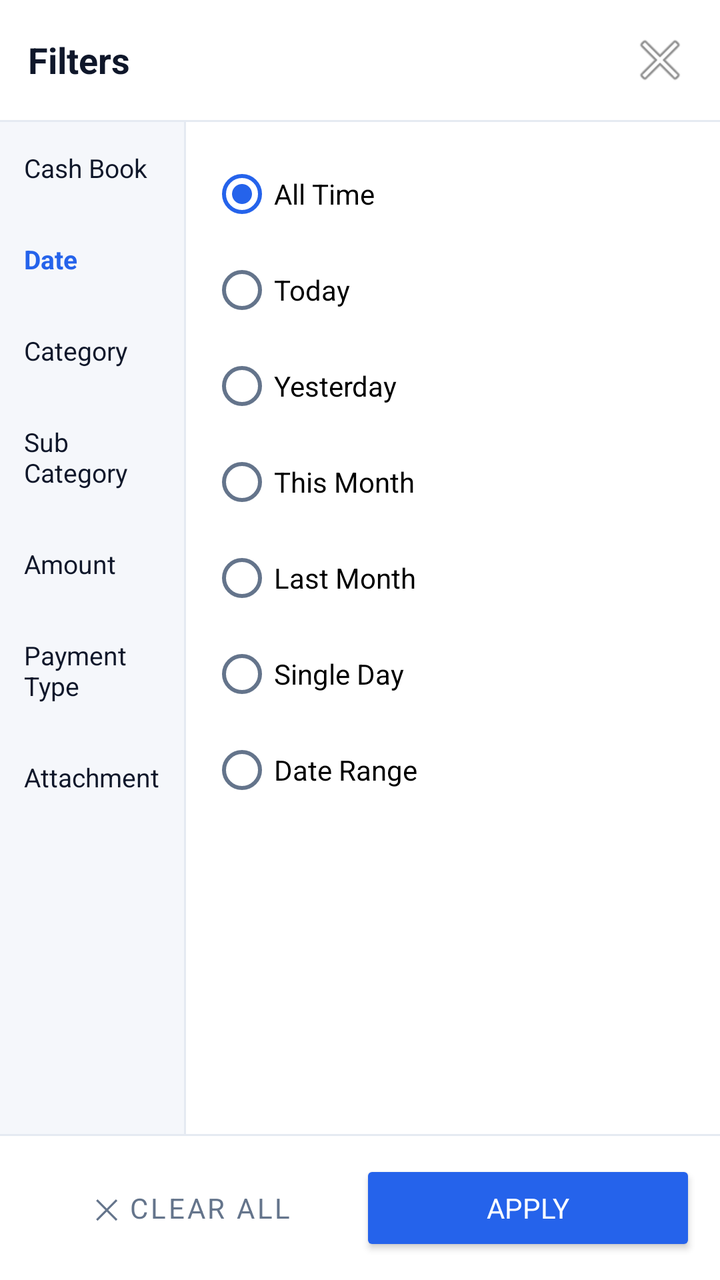
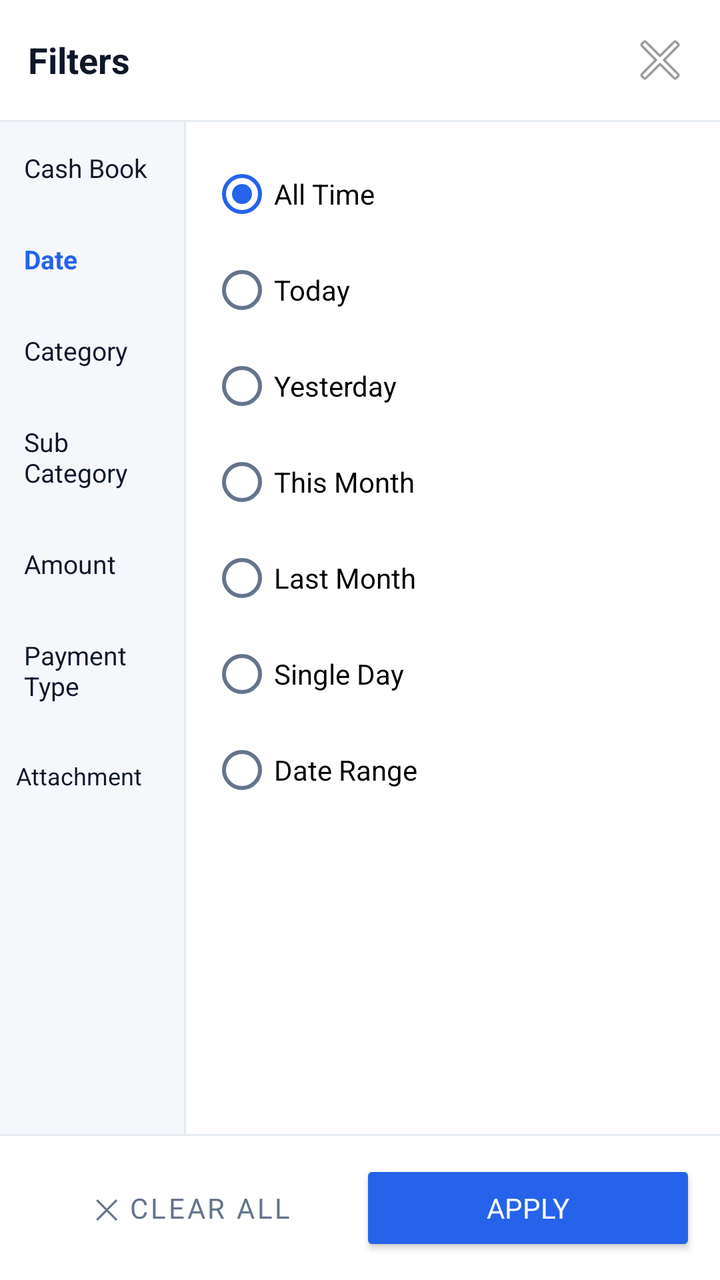

An Android layout rendered at two revisions. The XML below is the earlier revision; the diff shows what the commit changed to produce the second picture.
<!-- AndroidManifest.xml: application theme Theme.ExpenseOS -->
<!-- res/layout/dialog_transaction_filter.xml -->
<?xml version="1.0" encoding="utf-8"?>
<LinearLayout xmlns:android="http://schemas.android.com/apk/res/android"
    android:layout_width="match_parent"
    android:layout_height="match_parent"
    android:background="@color/bg_card"
    android:orientation="vertical">

    
    <LinearLayout
        android:layout_width="match_parent"
        android:layout_height="wrap_content"
        android:gravity="center_vertical"
        android:padding="14dp">

        <TextView
            android:id="@+id/dialogTitle"
            android:layout_width="0dp"
            android:layout_height="wrap_content"
            android:layout_weight="1"
            android:text="Filters"
            android:textColor="@color/text"
            android:textSize="18sp"
            android:textStyle="bold" />

        <ImageButton
            android:id="@+id/btnFilterClose"
            android:layout_width="32dp"
            android:layout_height="32dp"
            android:background="?attr/selectableItemBackgroundBorderless"
            android:contentDescription="Close"
            android:src="@android:drawable/ic_menu_close_clear_cancel" />
    </LinearLayout>

    <View
        android:layout_width="match_parent"
        android:layout_height="1dp"
        android:background="@color/border" />

    
    <LinearLayout
        android:layout_width="match_parent"
        android:layout_height="0dp"
        android:layout_weight="1"
        android:orientation="horizontal">

        
        <LinearLayout
            android:id="@+id/tabListContainer"
            android:layout_width="92dp"
            android:layout_height="match_parent"
            android:background="@color/bg"
            android:orientation="vertical">

            <TextView
                android:id="@+id/tabCashBook"
                android:layout_width="match_parent"
                android:layout_height="wrap_content"
                android:paddingHorizontal="12dp"
                android:paddingVertical="14dp"
                android:text="Cash Book"
                android:textColor="@color/text"
                android:textSize="13sp" />

            <TextView
                android:id="@+id/tabDate"
                android:layout_width="match_parent"
                android:layout_height="wrap_content"
                android:paddingHorizontal="12dp"
                android:paddingVertical="14dp"
                android:text="Date"
                android:textColor="@color/primary"
                android:textSize="13sp"
                android:textStyle="bold" />

            <TextView
                android:id="@+id/tabCategory"
                android:layout_width="match_parent"
                android:layout_height="wrap_content"
                android:paddingHorizontal="12dp"
                android:paddingVertical="14dp"
                android:text="Category"
                android:textColor="@color/text"
                android:textSize="13sp" />

            <TextView
                android:id="@+id/tabSubCategory"
                android:layout_width="match_parent"
                android:layout_height="wrap_content"
                android:paddingHorizontal="12dp"
                android:paddingVertical="14dp"
                android:text="Sub Category"
                android:textColor="@color/text"
                android:textSize="13sp" />

            <TextView
                android:id="@+id/tabAmount"
                android:layout_width="match_parent"
                android:layout_height="wrap_content"
                android:paddingHorizontal="12dp"
                android:paddingVertical="14dp"
                android:text="Amount"
                android:textColor="@color/text"
                android:textSize="13sp" />

            <TextView
                android:id="@+id/tabPaymentType"
                android:layout_width="match_parent"
                android:layout_height="wrap_content"
                android:paddingHorizontal="12dp"
                android:paddingVertical="14dp"
                android:text="Payment Type"
                android:textColor="@color/text"
                android:textSize="13sp" />

            <TextView
                android:id="@+id/tabAttachment"
                android:layout_width="match_parent"
                android:layout_height="wrap_content"
                android:paddingHorizontal="12dp"
                android:paddingVertical="14dp"
                android:text="Attachment"
                android:textColor="@color/text"
                android:textSize="13sp" />
        </LinearLayout>

        <View
            android:id="@+id/dividerTabs"
            android:layout_width="1dp"
            android:layout_height="match_parent"
            android:background="@color/border" />

        
        <FrameLayout
            android:layout_width="0dp"
            android:layout_height="match_parent"
            android:layout_weight="1">

            
            <ScrollView
                android:id="@+id/panelCashBook"
                android:layout_width="match_parent"
                android:layout_height="match_parent"
                android:visibility="gone">

                <LinearLayout
                    android:id="@+id/cashBookContainer"
                    android:layout_width="match_parent"
                    android:layout_height="wrap_content"
                    android:orientation="vertical"
                    android:padding="12dp" />
            </ScrollView>

            
            <ScrollView
                android:id="@+id/panelDate"
                android:layout_width="match_parent"
                android:layout_height="match_parent"
                android:visibility="visible">

                <LinearLayout
                    android:layout_width="match_parent"
                    android:layout_height="wrap_content"
                    android:orientation="vertical"
                    android:padding="12dp">

                    <RadioGroup
                        android:id="@+id/rgDatePreset"
                        android:layout_width="match_parent"
                        android:layout_height="wrap_content">

                        <RadioButton
                            android:id="@+id/rbAllTime"
                            android:layout_width="match_parent"
                            android:layout_height="wrap_content"
                            android:paddingVertical="8dp"
                            android:text="All Time"
                            android:checked="true" />

                        <RadioButton
                            android:id="@+id/rbToday"
                            android:layout_width="match_parent"
                            android:layout_height="wrap_content"
                            android:paddingVertical="8dp"
                            android:text="Today" />

                        <RadioButton
                            android:id="@+id/rbYesterday"
                            android:layout_width="match_parent"
                            android:layout_height="wrap_content"
                            android:paddingVertical="8dp"
                            android:text="Yesterday" />

                        <RadioButton
                            android:id="@+id/rbThisMonth"
                            android:layout_width="match_parent"
                            android:layout_height="wrap_content"
                            android:paddingVertical="8dp"
                            android:text="This Month" />

                        <RadioButton
                            android:id="@+id/rbLastMonth"
                            android:layout_width="match_parent"
                            android:layout_height="wrap_content"
                            android:paddingVertical="8dp"
                            android:text="Last Month" />

                        <RadioButton
                            android:id="@+id/rbSingleDay"
                            android:layout_width="match_parent"
                            android:layout_height="wrap_content"
                            android:paddingVertical="8dp"
                            android:text="Single Day" />

                        <RadioButton
                            android:id="@+id/rbDateRange"
                            android:layout_width="match_parent"
                            android:layout_height="wrap_content"
                            android:paddingVertical="8dp"
                            android:text="Date Range" />
                    </RadioGroup>

                    <LinearLayout
                        android:id="@+id/layoutSingleDay"
                        android:layout_width="match_parent"
                        android:layout_height="wrap_content"
                        android:layout_marginTop="10dp"
                        android:orientation="vertical"
                        android:visibility="gone">

                        <EditText
                            android:id="@+id/etSingleDay"
                            android:layout_width="match_parent"
                            android:layout_height="wrap_content"
                            android:focusable="false"
                            android:hint="Select date"
                            android:inputType="none" />
                    </LinearLayout>

                    <LinearLayout
                        android:id="@+id/layoutDateRange"
                        android:layout_width="match_parent"
                        android:layout_height="wrap_content"
                        android:layout_marginTop="10dp"
                        android:orientation="vertical"
                        android:visibility="gone">

                        <EditText
                            android:id="@+id/etDateFrom"
                            android:layout_width="match_parent"
                            android:layout_height="wrap_content"
                            android:layout_marginBottom="8dp"
                            android:focusable="false"
                            android:hint="From date"
                            android:inputType="none" />

                        <EditText
                            android:id="@+id/etDateTo"
                            android:layout_width="match_parent"
                            android:layout_height="wrap_content"
                            android:focusable="false"
                            android:hint="To date"
                            android:inputType="none" />
                    </LinearLayout>
                </LinearLayout>
            </ScrollView>

            
            <ScrollView
                android:id="@+id/panelCategory"
                android:layout_width="match_parent"
                android:layout_height="match_parent"
                android:visibility="gone">

                <LinearLayout
                    android:layout_width="match_parent"
                    android:layout_height="wrap_content"
                    android:orientation="vertical">

                    <CheckBox
                        android:id="@+id/cbSelectAllCategory"
                        android:layout_width="match_parent"
                        android:layout_height="wrap_content"
                        android:paddingHorizontal="12dp"
                        android:paddingTop="12dp"
                        android:paddingBottom="8dp"
                        android:text="Select All"
                        android:textColor="@color/primary"
                        android:textStyle="bold" />

                    <View
                        android:layout_width="match_parent"
                        android:layout_height="1dp"
                        android:layout_marginHorizontal="12dp"
                        android:layout_marginBottom="4dp"
                        android:background="@color/border" />

                    <LinearLayout
                        android:id="@+id/categoryContainer"
                        android:layout_width="match_parent"
                        android:layout_height="wrap_content"
                        android:orientation="vertical"
                        android:paddingHorizontal="12dp"
                        android:paddingBottom="12dp" />
                </LinearLayout>
            </ScrollView>

            
            <ScrollView
                android:id="@+id/panelSubCategory"
                android:layout_width="match_parent"
                android:layout_height="match_parent"
                android:visibility="gone">

                <LinearLayout
                    android:layout_width="match_parent"
                    android:layout_height="wrap_content"
                    android:orientation="vertical">

                    <CheckBox
                        android:id="@+id/cbSelectAllSubCategory"
                        android:layout_width="match_parent"
                        android:layout_height="wrap_content"
                        android:paddingHorizontal="12dp"
                        android:paddingTop="12dp"
                        android:paddingBottom="8dp"
                        android:text="Select All"
                        android:textColor="@color/primary"
                        android:textStyle="bold" />

                    <View
                        android:layout_width="match_parent"
                        android:layout_height="1dp"
                        android:layout_marginHorizontal="12dp"
                        android:layout_marginBottom="4dp"
                        android:background="@color/border" />

                    <LinearLayout
                        android:id="@+id/subCategoryContainer"
                        android:layout_width="match_parent"
                        android:layout_height="wrap_content"
                        android:orientation="vertical"
                        android:paddingHorizontal="12dp"
                        android:paddingBottom="12dp" />
                </LinearLayout>
            </ScrollView>

            
            <ScrollView
                android:id="@+id/panelPaymentType"
                android:layout_width="match_parent"
                android:layout_height="match_parent"
                android:visibility="gone">

                <LinearLayout
                    android:layout_width="match_parent"
                    android:layout_height="wrap_content"
                    android:orientation="vertical">

                    <CheckBox
                        android:id="@+id/cbSelectAllPaymentType"
                        android:layout_width="match_parent"
                        android:layout_height="wrap_content"
                        android:paddingHorizontal="12dp"
                        android:paddingTop="12dp"
                        android:paddingBottom="8dp"
                        android:text="Select All"
                        android:textColor="@color/primary"
                        android:textStyle="bold" />

                    <View
                        android:layout_width="match_parent"
                        android:layout_height="1dp"
                        android:layout_marginHorizontal="12dp"
                        android:layout_marginBottom="4dp"
                        android:background="@color/border" />

                    <LinearLayout
                        android:id="@+id/paymentTypeContainer"
                        android:layout_width="match_parent"
                        android:layout_height="wrap_content"
                        android:orientation="vertical"
                        android:paddingHorizontal="12dp"
                        android:paddingBottom="12dp" />
                </LinearLayout>
            </ScrollView>

            
            <ScrollView
                android:id="@+id/panelAmount"
                android:layout_width="match_parent"
                android:layout_height="match_parent"
                android:visibility="gone">

                <LinearLayout
                    android:layout_width="match_parent"
                    android:layout_height="wrap_content"
                    android:orientation="vertical"
                    android:padding="12dp">

                    <TextView
                        android:layout_width="wrap_content"
                        android:layout_height="wrap_content"
                        android:layout_marginBottom="6dp"
                        android:text="Amount"
                        android:textColor="@color/text_muted"
                        android:textSize="12sp" />

                    <LinearLayout
                        android:layout_width="match_parent"
                        android:layout_height="wrap_content"
                        android:gravity="center_vertical"
                        android:orientation="horizontal">

                        <Spinner
                            android:id="@+id/spAmountOp1"
                            android:layout_width="wrap_content"
                            android:layout_height="wrap_content" />

                        <EditText
                            android:id="@+id/etAmount1"
                            android:layout_width="0dp"
                            android:layout_height="wrap_content"
                            android:layout_marginStart="8dp"
                            android:layout_weight="1"
                            android:hint="Amount"
                            android:inputType="numberDecimal" />
                    </LinearLayout>

                    <TextView
                        android:layout_width="wrap_content"
                        android:layout_height="wrap_content"
                        android:layout_marginVertical="8dp"
                        android:text="AND"
                        android:textColor="@color/text_muted"
                        android:textSize="12sp" />

                    <LinearLayout
                        android:layout_width="match_parent"
                        android:layout_height="wrap_content"
                        android:gravity="center_vertical"
                        android:orientation="horizontal">

                        <Spinner
                            android:id="@+id/spAmountOp2"
                            android:layout_width="wrap_content"
                            android:layout_height="wrap_content" />

                        <EditText
                            android:id="@+id/etAmount2"
                            android:layout_width="0dp"
                            android:layout_height="wrap_content"
                            android:layout_marginStart="8dp"
                            android:layout_weight="1"
                            android:enabled="false"
                            android:hint="Range end"
                            android:inputType="numberDecimal" />
                    </LinearLayout>

                    <TextView
                        android:layout_width="match_parent"
                        android:layout_height="wrap_content"
                        android:layout_marginTop="10dp"
                        android:text="Example: &gt;=10 AND &lt;=50 → amounts between 10 and 50"
                        android:textColor="@color/text_muted"
                        android:textSize="11sp" />
                </LinearLayout>
            </ScrollView>

            
            <ScrollView
                android:id="@+id/panelAttachment"
                android:layout_width="match_parent"
                android:layout_height="match_parent"
                android:visibility="gone">

                <RadioGroup
                    android:id="@+id/rgAttachment"
                    android:layout_width="match_parent"
                    android:layout_height="wrap_content"
                    android:orientation="vertical"
                    android:padding="12dp">

                    <RadioButton
                        android:id="@+id/rbAttachmentAll"
                        android:layout_width="match_parent"
                        android:layout_height="wrap_content"
                        android:checked="true"
                        android:paddingVertical="10dp"
                        android:text="All" />

                    <RadioButton
                        android:id="@+id/rbAttachmentYes"
                        android:layout_width="match_parent"
                        android:layout_height="wrap_content"
                        android:paddingVertical="10dp"
                        android:text="With attachment" />

                    <RadioButton
                        android:id="@+id/rbAttachmentNo"
                        android:layout_width="match_parent"
                        android:layout_height="wrap_content"
                        android:paddingVertical="10dp"
                        android:text="Without attachment" />
                </RadioGroup>
            </ScrollView>
        </FrameLayout>
    </LinearLayout>

    <View
        android:layout_width="match_parent"
        android:layout_height="1dp"
        android:background="@color/border" />

    
    <LinearLayout
        android:layout_width="match_parent"
        android:layout_height="wrap_content"
        android:padding="12dp">

        <Button
            android:id="@+id/btnClearAll"
            style="@style/Widget.MaterialComponents.Button.TextButton"
            android:layout_width="0dp"
            android:layout_height="wrap_content"
            android:layout_weight="1"
            android:text="✕ Clear All"
            android:textColor="@color/text_muted" />

        <Button
            android:id="@+id/btnApplyFilter"
            android:layout_width="0dp"
            android:layout_height="wrap_content"
            android:layout_weight="1"
            android:backgroundTint="@color/primary"
            android:text="APPLY"
            android:textColor="@android:color/white" />
    </LinearLayout>
</LinearLayout>
<!-- resources referenced by this layout -->
<resources>
  <color name="bg">#F5F7FB</color>
  <color name="bg_card">#FFFFFF</color>
  <color name="border">#E5EAF2</color>
  <color name="primary">#2563EB</color>
  <color name="text">#0F172A</color>
  <color name="text_muted">#64748B</color>
  <color name="primary_dark">#1D4ED8</color>
  <color name="on_primary">#FFFFFF</color>
  <color name="secondary">#0F766E</color>
  <color name="secondary_dark">#115E59</color>
  <color name="surface">#FFFFFF</color>
  <color name="danger">#E11D48</color>
  <color name="text_hint">#94A3B8</color>
  <color name="nav_bg">#FFFFFF</color>
  <style name="Widget.ExpenseOS.EditText" parent="Widget.AppCompat.EditText">
          <item name="android:textSize">@dimen/type_body</item>
          <item name="android:textColor">@color/text</item>
          <item name="android:textColorHint">@color/text_hint</item>
          <item name="android:paddingStart">14dp</item>
          <item name="android:paddingEnd">14dp</item>
          <item name="android:minHeight">@dimen/input_height</item>
      </style>
  <style name="ThemeOverlay.ExpenseOS.Dialog" parent="ThemeOverlay.MaterialComponents.MaterialAlertDialog">
          <item name="colorPrimary">@color/primary</item>
          <item name="colorSurface">@color/surface</item>
          <item name="colorOnSurface">@color/text</item>
          <item name="shapeAppearanceOverlay">@style/ShapeAppearance.ExpenseOS.Dialog</item>
          <item name="android:windowMinWidthMajor">84%</item>
          <item name="android:windowMinWidthMinor">84%</item>
      </style>
  <style name="ThemeOverlay.ExpenseOS.BottomSheet" parent="ThemeOverlay.MaterialComponents.BottomSheetDialog">
          <item name="bottomSheetStyle">@style/Widget.ExpenseOS.BottomSheet</item>
      </style>
  <style name="Animation.ExpenseOS.Window" parent="@android:style/Animation.Activity">
          <item name="android:activityOpenEnterAnimation">@anim/screen_enter</item>
          <item name="android:activityOpenExitAnimation">@anim/screen_exit</item>
          <item name="android:activityCloseEnterAnimation">@anim/screen_pop_enter</item>
          <item name="android:activityCloseExitAnimation">@anim/screen_pop_exit</item>
      </style>
  <dimen name="type_body">14sp</dimen>
  <dimen name="input_height">50dp</dimen>
  <style name="ShapeAppearance.ExpenseOS.Dialog" parent="ShapeAppearance.MaterialComponents.MediumComponent">
          <item name="cornerFamily">rounded</item>
          <item name="cornerSize">26dp</item>
      </style>
  <style name="Widget.ExpenseOS.BottomSheet" parent="Widget.MaterialComponents.BottomSheet.Modal">
          <item name="shapeAppearanceOverlay">@style/ShapeAppearance.ExpenseOS.Sheet</item>
          <item name="backgroundTint">@color/surface</item>
      </style>
  <style name="ShapeAppearance.ExpenseOS.Sheet" parent="">
          <item name="cornerFamily">rounded</item>
          <item name="cornerSizeTopLeft">26dp</item>
          <item name="cornerSizeTopRight">26dp</item>
          <item name="cornerSizeBottomLeft">0dp</item>
          <item name="cornerSizeBottomRight">0dp</item>
      </style>
  <!-- unchanged entries left out for length: 1 -->
</resources>

<!-- the commit's change to res/layout/dialog_transaction_filter.xml (unified diff, before → after) -->
@@ -116,11 +116,12 @@
                 android:id="@+id/tabAttachment"
                 android:layout_width="match_parent"
                 android:layout_height="wrap_content"
-                android:paddingHorizontal="12dp"
+                android:paddingHorizontal="8dp"
                 android:paddingVertical="14dp"
                 android:text="Attachment"
                 android:textColor="@color/text"
-                android:textSize="13sp" />
+                android:textSize="12sp"
+                android:hyphenationFrequency="normal" />
         </LinearLayout>
 
         <View
